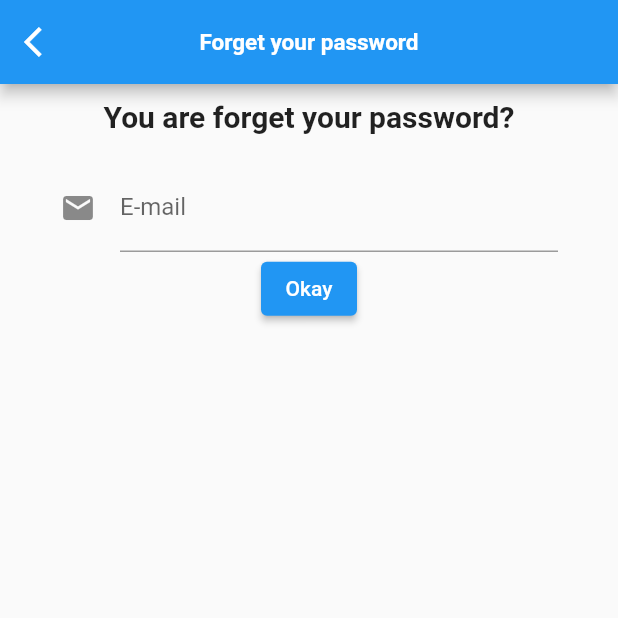
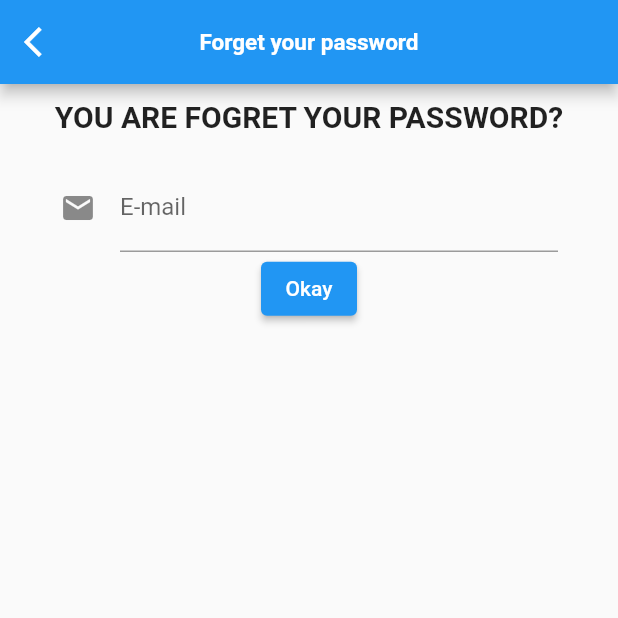
Before and after one commit to Thongek-wpm/flutter_application_login, a Flutter app: the ForgotUi screen opened directly, on a phone screen of 412 x 824 dp, the top half of it. Run offline on Flutter 3.47's test engine with Material 2 defaults, Android fonts, the phone set to English and light mode, and no system bars; our stand-ins replace font_awesome_flutter.

Commit message:
Update forgot_ui.dart

```diff
--- a/lib/screens/forgot_ui.dart
+++ b/lib/screens/forgot_ui.dart
@@ -36,7 +36,7 @@ class _ForgotUiState extends State<ForgotUi> {
           Padding(
             padding: const EdgeInsets.all(10.0),
             child: Text(
-              "You are forget your password?",
+              "YOU ARE FOGRET YOUR PASSWORD?",
               style: TextStyle(
                 fontSize: 20,
                 fontWeight: FontWeight.bold,
```
